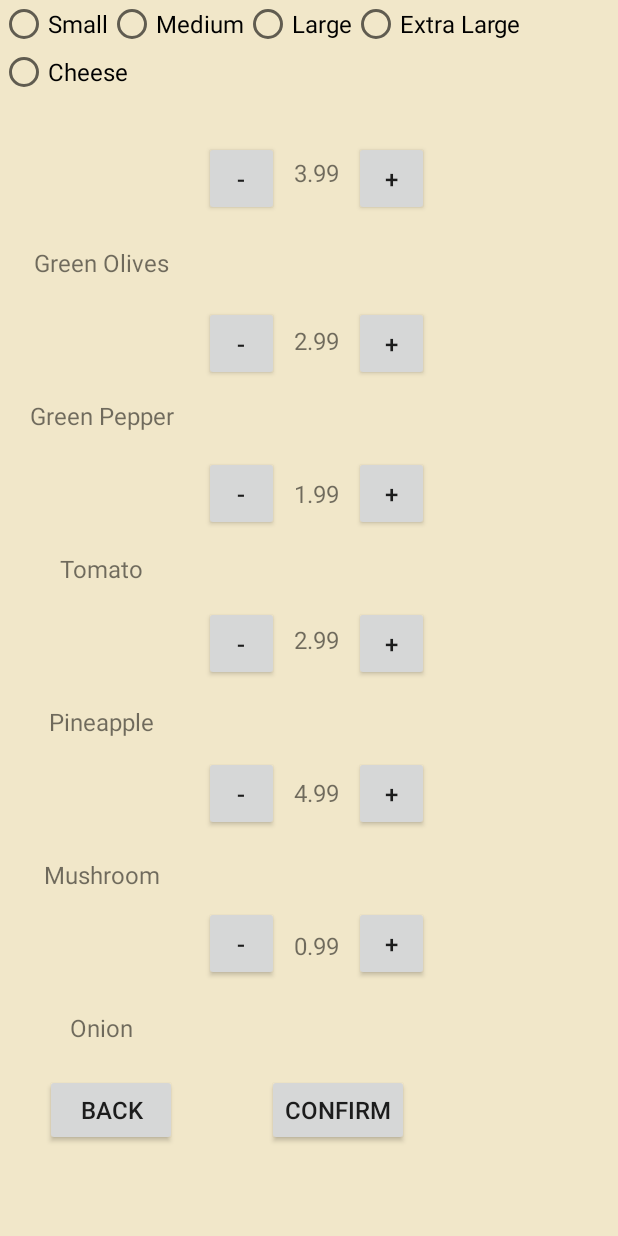
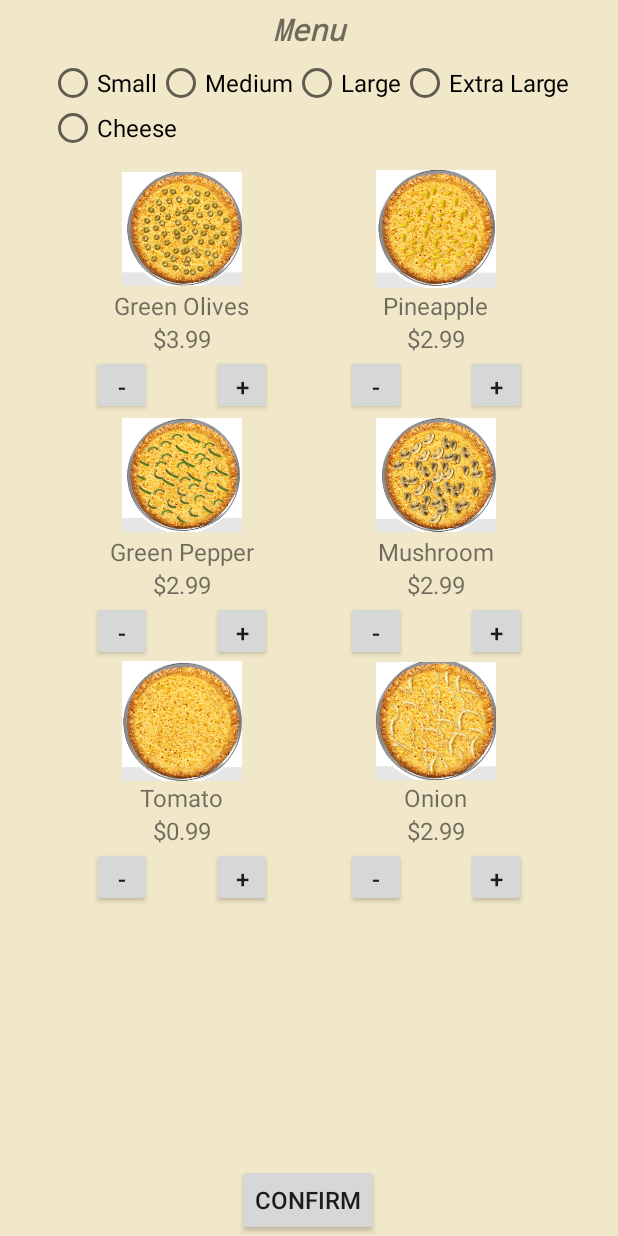
Before and after one commit to Xxuu9/Lab, an Android app: the MenuActivity screen opened directly, with no data from a screen before it, on a phone screen of 412 x 824 dp. Run offline under Robolectric (Android 15) with nearby library versions, the phone set to English and light mode, and no system bars.

Commit message:
arrange layout

```diff
--- a/PizzaOrdering/app/src/main/res/layout/fragment_menu.xml
+++ b/PizzaOrdering/app/src/main/res/layout/fragment_menu.xml
@@ -1,5 +1,5 @@
 <?xml version="1.0" encoding="utf-8"?>
-<androidx.appcompat.widget.LinearLayoutCompat xmlns:android="http://schemas.android.com/apk/res/android"
+<androidx.constraintlayout.widget.ConstraintLayout xmlns:android="http://schemas.android.com/apk/res/android"
     xmlns:app="http://schemas.android.com/apk/res-auto"
     xmlns:tools="http://schemas.android.com/tools"
     android:layout_width="match_parent"
@@ -7,11 +7,31 @@
     android:background="@color/light_yellow"
     android:orientation="vertical">
 
+    <TextView
+        android:id="@+id/tv_menu"
+        android:layout_width="match_parent"
+        android:layout_height="wrap_content"
+        android:fontFamily="monospace"
+        android:text="@string/menu_menu"
+        android:textAlignment="center"
+        android:textSize="20sp"
+        android:textStyle="bold|italic"
+        app:layout_constraintBottom_toTopOf="@+id/radioGroup"
+        app:layout_constraintEnd_toEndOf="parent"
+        app:layout_constraintStart_toStartOf="parent"
+        app:layout_constraintTop_toTopOf="parent" />
 
+<!--    size selection-->
     <RadioGroup
+        android:id="@+id/radioGroup"
         android:layout_width="wrap_content"
         android:layout_height="wrap_content"
-        android:orientation="horizontal">
+        android:orientation="horizontal"
+        app:layout_constraintVertical_bias="0.05"
+        app:layout_constraintBottom_toBottomOf="parent"
+        app:layout_constraintEnd_toEndOf="parent"
+        app:layout_constraintStart_toStartOf="parent"
+        app:layout_constraintTop_toTopOf="parent">
 
         <RadioButton
             android:id="@+id/rb_smallSize"
@@ -43,304 +63,279 @@
         android:id="@+id/rb_cheeseOrNot"
         android:layout_width="wrap_content"
         android:layout_height="wrap_content"
-        android:text="Cheese" />
-<!--    <CheckBox-->
-<!--        android:id="@+id/smallSize"-->
-<!--        android:layout_width="wrap_content"-->
-<!--        android:layout_height="wrap_content"-->
-<!--        android:layout_marginLeft="20dp"-->
-<!--        android:layout_marginTop="20dp"-->
-<!--        android:buttonTint="#29B6F6"-->
-<!--        android:textSize="20dp"-->
-<!--        android:text="Small(10'')"/>-->
+        android:layout_marginTop="30dp"
+        android:text="Cheese"
+        app:layout_constraintEnd_toEndOf="parent"
+        app:layout_constraintHorizontal_bias="0.1"
+        app:layout_constraintStart_toStartOf="parent"
+        app:layout_constraintTop_toTopOf="@+id/radioGroup" />
 
-<!--    <CheckBox-->
-<!--        android:id="@+id/mediumSize"-->
-<!--        android:layout_width="wrap_content"-->
-<!--        android:layout_height="wrap_content"-->
-<!--        android:layout_marginLeft="20dp"-->
-<!--        android:layout_marginTop="20dp"-->
-<!--        android:buttonTint="#29B6F6"-->
-<!--        android:textSize="25dp"-->
-<!--        android:text="Medium(12'')" />-->
-
-
-<!--    <CheckBox-->
-<!--        android:id="@+id/largeSize"-->
-<!--        android:layout_width="wrap_content"-->
-<!--        android:layout_height="wrap_content"-->
-<!--        android:layout_marginLeft="20dp"-->
-<!--        android:layout_marginTop="20dp"-->
-<!--        android:text="Large(14'')"-->
-<!--        android:textSize="30dp"-->
-<!--        android:buttonTint="#29B6F6"/>-->
-
-<!--    <CheckBox-->
-<!--        android:id="@+id/extraLargeSize"-->
-<!--        android:layout_width="wrap_content"-->
-<!--        android:layout_height="wrap_content"-->
-<!--        android:layout_marginLeft="20dp"-->
-<!--        android:layout_marginTop="20dp"-->
-<!--        android:buttonTint="#29B6F6"-->
-<!--        android:textSize="35dp"-->
-<!--        android:text="Extra Large(16'')"/>-->
-
-
-
-
-    <androidx.appcompat.widget.LinearLayoutCompat
-        android:layout_width="wrap_content"
+<!--topping selection-->
+    <LinearLayout
+        android:layout_width="200dp"
         android:layout_height="wrap_content"
-        android:orientation="horizontal">
-
-        <androidx.appcompat.widget.LinearLayoutCompat
-            android:layout_width="wrap_content"
-            android:layout_height="wrap_content"
-            android:layout_margin="20dp"
         android:gravity="center"
+        app:layout_constraintBottom_toBottomOf="parent"
+        app:layout_constraintEnd_toEndOf="parent"
+        app:layout_constraintHorizontal_bias="0.1"
+        app:layout_constraintVertical_bias="0.05"
+        app:layout_constraintStart_toStartOf="parent"
+        app:layout_constraintTop_toBottomOf="@+id/rb_cheeseOrNot"
         android:orientation="vertical">
 
     <ImageView
         android:id="@+id/imageView_greenolives"
         android:layout_width="80dp"
         android:layout_height="80dp"
-                app:srcCompat="@drawable/greenolives" />
+        android:src="@drawable/greenolives" />
+
     <TextView
         android:id="@+id/tv_go"
         android:layout_width="wrap_content"
         android:layout_height="wrap_content"
         android:text="Green Olives" />
 
+    <TextView
+        android:id="@+id/tv_go_price"
+        android:layout_width="wrap_content"
+        android:layout_height="wrap_content"
+        android:text="$3.99" />
+
+    <LinearLayout
+        android:layout_width="wrap_content"
+        android:layout_height="wrap_content"
+        android:orientation="horizontal">
+        <Button
+            android:id="@+id/bt_greenolives_de"
+            android:layout_width="40dp"
+            android:layout_height="40dp"
+            android:text="-" />
+        <TextView
+            android:id="@+id/editText_go_amount"
+            android:layout_width="40dp"
+            android:layout_height="40dp" />
+        <Button
+            android:id="@+id/bt_greenolives_in"
+            android:layout_width="40dp"
+            android:layout_height="40dp"
+            android:text="+" />
+    </LinearLayout>
+
     <ImageView
         android:id="@+id/imageView_greenpepper"
         android:layout_width="80dp"
         android:layout_height="80dp"
-                app:srcCompat="@drawable/greenpepper" />
+        android:src="@drawable/greenpepper" />
     <TextView
         android:id="@+id/tv_gp"
         android:layout_width="wrap_content"
         android:layout_height="wrap_content"
-                android:text="Green Pepper" />
+        android:text="Green Pepper"/>
+    <TextView
+        android:id="@+id/tv_gp_price"
+        android:layout_width="wrap_content"
+        android:layout_height="wrap_content"
+        android:text="$2.99" />
+
+    <LinearLayout
+        android:layout_width="wrap_content"
+        android:layout_height="wrap_content"
+        android:orientation="horizontal">
+        <Button
+            android:id="@+id/bt_greenpepper_de"
+            android:layout_width="40dp"
+            android:layout_height="40dp"
+            android:text="-" />
+        <TextView
+            android:id="@+id/editText_gp_amount"
+            android:layout_width="40dp"
+            android:layout_height="40dp" />
+        <Button
+            android:id="@+id/bt_greenpepper_in"
+            android:layout_width="40dp"
+            android:layout_height="40dp"
+            android:text="+" />
+
+    </LinearLayout>
+
 
     <ImageView
         android:id="@+id/imageView_tomatoes"
         android:layout_width="80dp"
         android:layout_height="80dp"
-                app:srcCompat="@drawable/tomatoes" />
+        android:src="@drawable/tomatoes" />
+
     <TextView
         android:id="@+id/tv_tm"
         android:layout_width="wrap_content"
         android:layout_height="wrap_content"
-                android:text="Tomato" />
+        android:text="Tomato"/>
+
+        <TextView
+            android:id="@+id/tv_tm_price"
+            android:layout_width="wrap_content"
+            android:layout_height="wrap_content"
+            android:text="$0.99" />
+
+        <LinearLayout
+            android:layout_width="wrap_content"
+            android:layout_height="wrap_content"
+            android:orientation="horizontal">
+
+            <Button
+                android:id="@+id/bt_tm_de"
+                android:layout_width="40dp"
+                android:layout_height="40dp"
+                android:text="-" />
+            <TextView
+                android:layout_width="40dp"
+                android:layout_height="40dp" />
+            <Button
+                android:id="@+id/bt_tm_in"
+                android:layout_width="40dp"
+                android:layout_height="40dp"
+                android:text="+" />
+
+        </LinearLayout>
+
+
+    </LinearLayout>
+
+    <LinearLayout
+        android:layout_width="200dp"
+        android:layout_height="wrap_content"
+        android:gravity="center"
+        app:layout_constraintBottom_toBottomOf="parent"
+        app:layout_constraintEnd_toEndOf="parent"
+        app:layout_constraintHorizontal_bias="0.9"
+        app:layout_constraintVertical_bias="0.05"
+        app:layout_constraintStart_toStartOf="parent"
+        app:layout_constraintTop_toBottomOf="@+id/rb_cheeseOrNot"
+        android:orientation="vertical">
 
         <ImageView
             android:id="@+id/imageView_pineapple"
             android:layout_width="80dp"
             android:layout_height="80dp"
-                app:srcCompat="@drawable/pineapple" />
+            android:src="@drawable/pineapple" />
+
         <TextView
             android:id="@+id/tv_pa"
             android:layout_width="wrap_content"
             android:layout_height="wrap_content"
             android:text="Pineapple" />
+        <TextView
+            android:id="@+id/tv_pa_price"
+            android:layout_width="wrap_content"
+            android:layout_height="wrap_content"
+            android:text="$2.99" />
+
+        <LinearLayout
+            android:layout_width="wrap_content"
+            android:layout_height="wrap_content"
+            android:orientation="horizontal">
+            <Button
+                android:id="@+id/bt_pa_de"
+                android:layout_width="40dp"
+                android:layout_height="40dp"
+                android:text="-" />
+            <TextView
+                android:id="@+id/editText_pa_amount"
+                android:layout_width="40dp"
+                android:layout_height="40dp" />
+            <Button
+                android:id="@+id/bt_pa_in"
+                android:layout_width="40dp"
+                android:layout_height="40dp"
+                android:text="+" />
+
+        </LinearLayout>
 
         <ImageView
             android:id="@+id/imageView_mushroom"
             android:layout_width="80dp"
             android:layout_height="80dp"
-                app:srcCompat="@drawable/mushroom" />
+            android:src="@drawable/mushroom" />
         <TextView
             android:id="@+id/tv_mr"
             android:layout_width="wrap_content"
             android:layout_height="wrap_content"
             android:text="Mushroom" />
+        <TextView
+            android:id="@+id/tv_mr_price"
+            android:layout_width="wrap_content"
+            android:layout_height="wrap_content"
+            android:text="$2.99" />
+
+        <LinearLayout
+            android:layout_width="wrap_content"
+            android:layout_height="wrap_content"
+            android:orientation="horizontal">
+            <Button
+                android:id="@+id/bt_mr_de"
+                android:layout_width="40dp"
+                android:layout_height="40dp"
+                android:text="-" />
+            <TextView
+                android:id="@+id/editText_mr_amount"
+                android:layout_width="40dp"
+                android:layout_height="40dp" />
+            <Button
+                android:id="@+id/bt_mr_in"
+                android:layout_width="40dp"
+                android:layout_height="40dp"
+                android:text="+" />
+
+        </LinearLayout>
 
         <ImageView
             android:id="@+id/imageView_onion"
             android:layout_width="80dp"
             android:layout_height="80dp"
-                app:srcCompat="@drawable/onion" />
+            android:src="@drawable/onion" />
         <TextView
             android:id="@+id/tv_onion"
             android:layout_width="wrap_content"
             android:layout_height="wrap_content"
             android:text="Onion" />
-
-        </androidx.appcompat.widget.LinearLayoutCompat>
-
-        <androidx.appcompat.widget.LinearLayoutCompat
+        <TextView
+            android:id="@+id/tv_onion_price"
             android:layout_width="wrap_content"
             android:layout_height="wrap_content"
-            android:gravity="left"
-            android:orientation="vertical">
+            android:text="$2.99" />
 
-            <Button
-                android:id="@+id/bt_greenolives_de"
-                android:layout_width="50dp"
-                android:layout_height="50dp"
-                android:layout_marginTop="30dp"
-                android:layout_marginBottom="50dp"
-                android:text="-" />
-
-            <Button
-                android:id="@+id/bt_greenpepper_de"
-                android:layout_width="50dp"
-                android:layout_height="50dp"
-                android:layout_marginTop="10dp"
-                android:layout_marginBottom="50dp"
-                android:text="-" />
-            <Button
-                android:id="@+id/bt_tomatoes_de"
-                android:layout_width="50dp"
-                android:layout_height="50dp"
-                android:layout_marginBottom="50dp"
-                android:text="-" />
-            <Button
-                android:id="@+id/bt_pineapple_de"
-                android:layout_width="50dp"
-                android:layout_height="50dp"
-                android:layout_marginBottom="50dp"
-                android:text="-" />
-            <Button
-                android:id="@+id/bt_mushroom_de"
-                android:layout_width="50dp"
-                android:layout_height="50dp"
-                android:layout_marginBottom="50dp"
-                android:text="-" />
-            <Button
-                android:id="@+id/bt_onion_de"
-                android:layout_width="50dp"
-                android:layout_height="50dp"
-                android:text="-" />
-
-        </androidx.appcompat.widget.LinearLayoutCompat>
-
-        <androidx.appcompat.widget.LinearLayoutCompat
-            android:layout_width="wrap_content"
-            android:layout_height="wrap_content"
-            android:gravity="center_horizontal"
-            android:layout_margin="10dp"
-            android:layout_marginTop="30dp"
-            android:orientation="vertical">
-
-            <TextView
-                android:id="@+id/editText_go_amount"
-                android:layout_width="wrap_content"
-                android:layout_height="wrap_content"
-                android:gravity="center_vertical"
-                android:layout_marginTop="30dp"
-                android:layout_marginBottom="70dp"
-                android:text="@string/go_price"/>
-            <TextView
-                android:id="@+id/editText_gp_amount"
-                android:layout_width="wrap_content"
-                android:layout_height="wrap_content"
-                android:layout_marginTop="20dp"
-                android:layout_marginBottom="50dp"
-                android:gravity="center_vertical"
-                android:text="@string/gp_price"/>
-            <TextView
-                android:id="@+id/editText_tomato_amount"
-                android:layout_width="wrap_content"
-                android:layout_height="wrap_content"
-                android:layout_marginTop="30dp"
-                android:layout_marginBottom="50dp"
-                android:gravity="center_vertical"
-                android:text="@string/tomato_price"/>
-            <TextView
-                android:id="@+id/editText_pa_amount"
-                android:layout_width="wrap_content"
-                android:layout_height="wrap_content"
-                android:layout_marginTop="25dp"
-                android:layout_marginBottom="50dp"
-                android:gravity="center_vertical"
-                android:text="@string/pineapple_price"/>
-            <TextView
-                android:id="@+id/editText_mr_amount"
-                android:layout_width="wrap_content"
-                android:layout_height="wrap_content"
-                android:layout_marginTop="30dp"
-                android:layout_marginBottom="50dp"
-                android:gravity="center_vertical"
-                android:text="@string/mushroom_price"/>
-            <TextView
-                android:id="@+id/editText_onion_amount"
-                android:layout_width="wrap_content"
-                android:layout_height="wrap_content"
-                android:layout_marginTop="30dp"
-                android:layout_marginBottom="50dp"
-                android:gravity="center_vertical"
-                android:text="@string/onion_price"/>
-
-
-        </androidx.appcompat.widget.LinearLayoutCompat>
-
-        <androidx.appcompat.widget.LinearLayoutCompat
-            android:layout_width="wrap_content"
-            android:layout_height="wrap_content"
-            android:gravity="left"
-            android:orientation="vertical">
-
-            <Button
-                android:id="@+id/bt_greenolives_in"
-                android:layout_width="50dp"
-                android:layout_height="50dp"
-                android:layout_marginTop="30dp"
-                android:layout_marginBottom="50dp"
-                android:text="+" />
-
-            <Button
-                android:id="@+id/bt_greenpepper_in"
-                android:layout_width="50dp"
-                android:layout_height="50dp"
-                android:layout_marginTop="10dp"
-                android:layout_marginBottom="50dp"
-                android:text="+" />
-            <Button
-                android:id="@+id/bt_tomatoes_in"
-                android:layout_width="50dp"
-                android:layout_height="50dp"
-                android:layout_marginBottom="50dp"
-                android:text="+" />
-            <Button
-                android:id="@+id/bt_pineapple_in"
-                android:layout_width="50dp"
-                android:layout_height="50dp"
-                android:layout_marginBottom="50dp"
-                android:text="+" />
-            <Button
-                android:id="@+id/bt_mushroom_in"
-                android:layout_width="50dp"
-                android:layout_height="50dp"
-                android:layout_marginBottom="50dp"
-                android:text="+" />
-            <Button
-                android:id="@+id/bt_onion_in"
-                android:layout_width="50dp"
-                android:layout_height="50dp"
-                android:text="+" />
-
-        </androidx.appcompat.widget.LinearLayoutCompat>
-    </androidx.appcompat.widget.LinearLayoutCompat>
-
-    <androidx.appcompat.widget.LinearLayoutCompat
+        <LinearLayout
             android:layout_width="wrap_content"
             android:layout_height="wrap_content"
             android:orientation="horizontal">
             <Button
-        android:id="@+id/bt_back"
-        android:layout_width="wrap_content"
-        android:layout_height="wrap_content"
-        android:layout_marginLeft="30dp"
-        android:layout_marginRight="30dp"
-        android:text="@string/button_back" />
+                android:id="@+id/bt_onion_de"
+                android:layout_width="40dp"
+                android:layout_height="40dp"
+                android:text="-" />
+            <TextView
+                android:id="@+id/editText_onion_amount"
+                android:layout_width="40dp"
+                android:layout_height="40dp" />
+            <Button
+                android:id="@+id/bt_onion_in"
+                android:layout_width="40dp"
+                android:layout_height="40dp"
+                android:text="+" />
+
+        </LinearLayout>
+    </LinearLayout>
+
     <Button
         android:id="@+id/bt_confirm"
         android:layout_width="wrap_content"
         android:layout_height="wrap_content"
-        android:layout_marginLeft="30dp"
-        android:layout_marginRight="30dp"
-        android:text="@string/button_confirm" />
-    </androidx.appcompat.widget.LinearLayoutCompat>
+        android:text="@string/button_confirm"
+        app:layout_constraintBottom_toBottomOf="parent"
+        app:layout_constraintEnd_toEndOf="parent"
+        app:layout_constraintHorizontal_bias="0.498"
+        app:layout_constraintStart_toStartOf="parent"
+        app:layout_constraintTop_toTopOf="@+id/textView2"
+        app:layout_constraintVertical_bias="0.978" />
 
-</androidx.appcompat.widget.LinearLayoutCompat>
+</androidx.constraintlayout.widget.ConstraintLayout>
```
Lines whose indentation alone changed are shown as unchanged.
